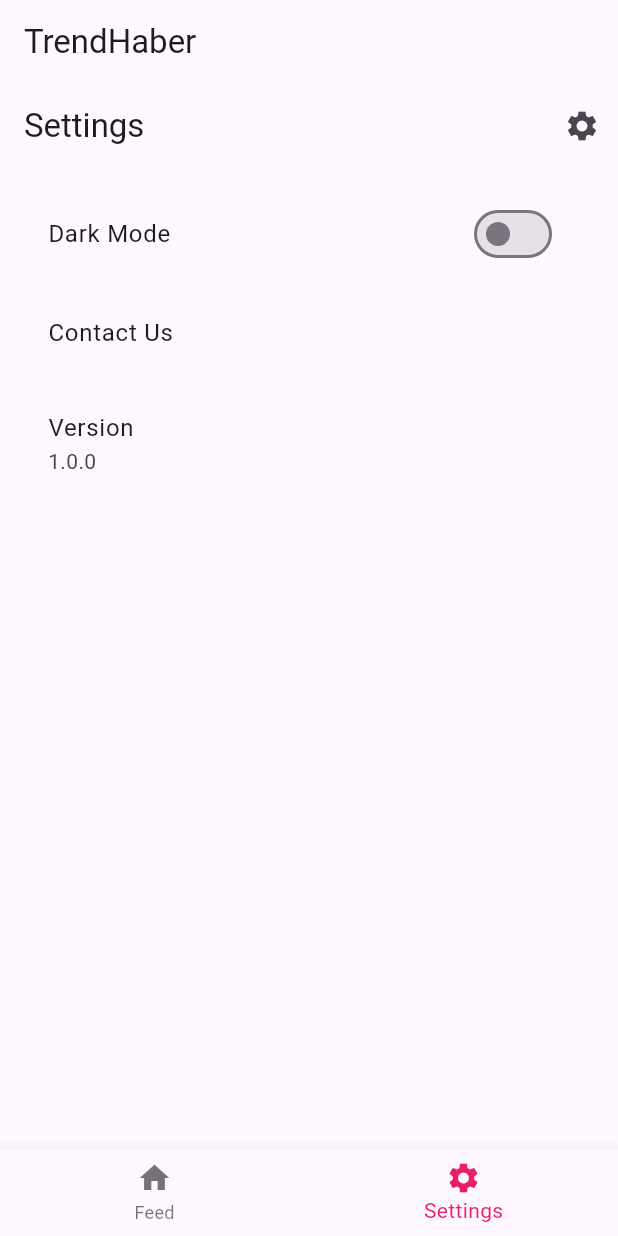
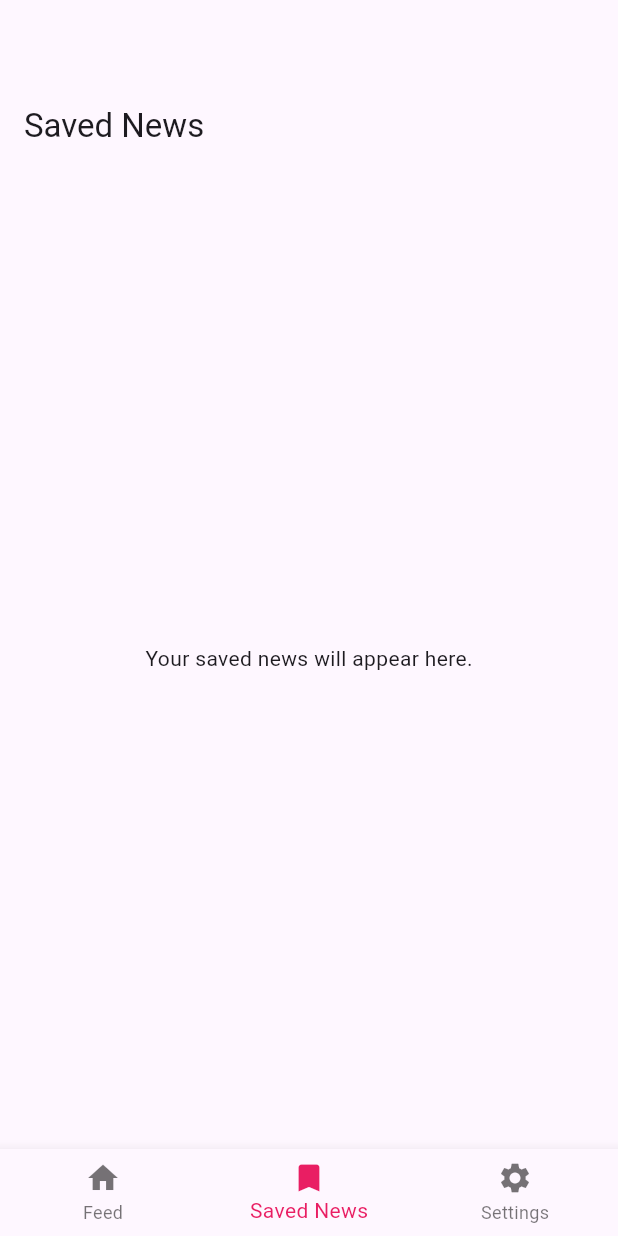
Before and after one commit to DorukArtan/trendhaber, a Flutter app: the screen it shows after launch, item 2 of the bottom bar chosen, on a phone screen of 412 x 824 dp. Run offline on Flutter 3.47's test engine with Material 3 defaults, Android fonts, the phone set to English and light mode, and no system bars; our stand-ins replace carousel_slider, flutter_riverpod, riverpod; network calls fail.

Commit message:
added savedNewsNotifier provider feed page stateful widget changed to consumer widget added bookmark icon to the carousel view added saved news to the navigation bar bookmarked carousel's gets saved removed settings page extra icon added bookmark provider
KNOWN ISSUES
-when pressed on bookmark icon on the carousel's it doesnt get unsaved and doesnt get removed from the saved_news_page.dart even though there is the function to do it

contact us doesnt work for now

news page hasnt been added to to the bottom navigation bar for now

```diff
--- a/trendhaber/lib/main.dart
+++ b/trendhaber/lib/main.dart
@@ -3,6 +3,7 @@ import 'package:flutter_riverpod/flutter_riverpod.dart';
 import 'package:trendhaber/provider.dart';
 import 'pages/settings_page.dart';
 import 'pages/feed_page.dart'; // Import the FeedPage
+import 'pages/saved_news_page.dart';
 
 void main() {
   runApp(ProviderScope(child: const MyApp()));
@@ -33,6 +34,7 @@ class _HomePageState extends State<HomePage> {
 
   static List<Widget> _widgetOptions = <Widget>[
     FeedPage(),
+    SavedNewsPage(),
     SettingsPage(),
   ];
 
@@ -46,7 +48,7 @@ class _HomePageState extends State<HomePage> {
   Widget build(BuildContext context) {
     return Scaffold(
       appBar: AppBar(
-        title: Text('TrendHaber'),
+        title: Text(''),
       ),
       body: Center(
         child: _widgetOptions.elementAt(_selectedIndex),
@@ -58,12 +60,18 @@ class _HomePageState extends State<HomePage> {
             label: 'Feed',
           ),
           BottomNavigationBarItem(
+            icon: Icon(Icons.bookmark),
+            label: 'Saved News',
+          ),
+          BottomNavigationBarItem(
             icon: Icon(Icons.settings),
             label: 'Settings',
           ),
         ],
         currentIndex: _selectedIndex,
-        selectedItemColor: Colors.pink,
+        selectedItemColor: Theme.of(context).brightness == Brightness.light
+        ? Colors.pink
+        : const Color.fromARGB(255, 52, 12, 59),
         onTap: _onItemTapped,
       ),
     );
--- a/trendhaber/lib/pages/saved_news_page.dart
+++ b/trendhaber/lib/pages/saved_news_page.dart
@@ -0,0 +1,29 @@
+import 'package:flutter/material.dart';
+import 'package:flutter_riverpod/flutter_riverpod.dart';
+import 'package:trendhaber/provider.dart';
+
+class SavedNewsPage extends ConsumerWidget {
+  @override
+  Widget build(BuildContext context, WidgetRef ref) {
+    final savedNews = ref.watch(savedNewsProvider);
+
+    return Scaffold(
+      appBar: AppBar(
+        title: Text('Saved News'),
+      ),
+      body: savedNews.isEmpty
+          ? Center(child: Text('Your saved news will appear here.'))
+          : ListView.builder(
+              itemCount: savedNews.length,
+              itemBuilder: (context, index) {
+                final article = savedNews[index];
+                return ListTile(
+                  title: Text(article.title),
+                  subtitle: Text(article.description),
+                  leading: Image.network(article.urlToImage),
+                );
+              },
+            ),
+    );
+  }
+}
--- a/trendhaber/lib/pages/settings_page.dart
+++ b/trendhaber/lib/pages/settings_page.dart
@@ -15,14 +15,6 @@ class _SettingsPage extends ConsumerState {
     return Scaffold(
       appBar: AppBar(
         title: Text('Settings'),
-        actions: [
-          IconButton(
-            icon: Icon(Icons.settings),
-            onPressed: () {
-              // logic eklemeye gerek yok
-            }
-          )
-        ],
       ),
       body: Padding(
         padding: const EdgeInsets.all(16.0),
--- a/trendhaber/lib/provider.dart
+++ b/trendhaber/lib/provider.dart
@@ -1,5 +1,23 @@
 import 'package:riverpod/riverpod.dart';
+import 'package:trendhaber/news_fetcher.dart';
+
 
 final darkModeProvider = StateProvider<bool>((ref){
   return false;
 });
+
+class SavedNewsNotifier extends StateNotifier<List<Article>> {
+  SavedNewsNotifier() : super([]);
+
+  void addArticle(Article article) {
+    state = [...state, article];
+  }
+
+  void removeArticle(Article article) {
+    state = state.where((a) => a != article).toList();
+  }
+}
+
+final savedNewsProvider = StateNotifierProvider<SavedNewsNotifier, List<Article>>((ref) {
+  return SavedNewsNotifier();
+});
```
Also changed, not shown: trendhaber/lib/pages/feed_page.dart (+37 -5 lines), trendhaber/lib/providers/bookmark_provider.dart (added, +17 -0 lines), trendhaber/lib/pages/contact_us.dart (added).
